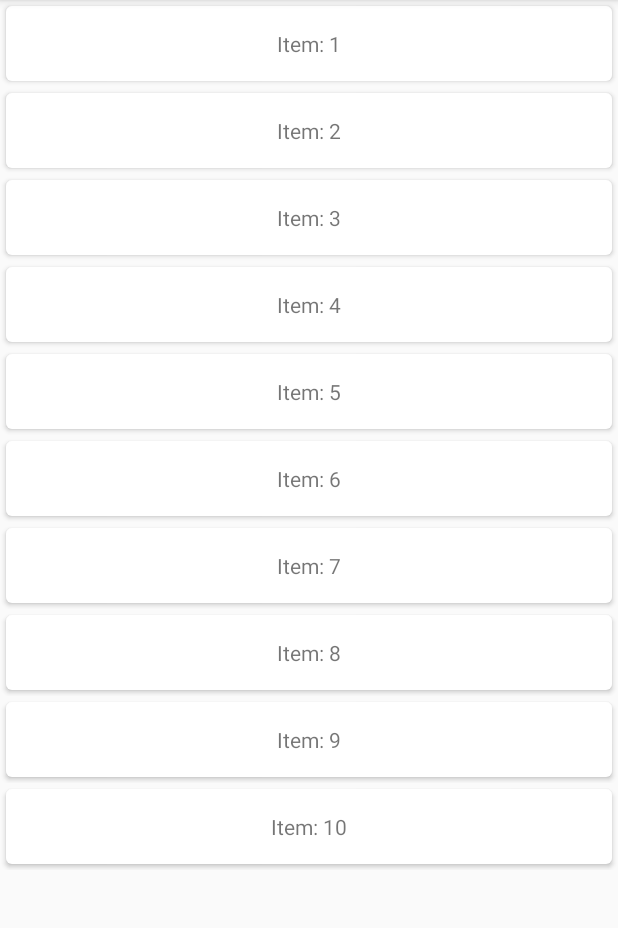
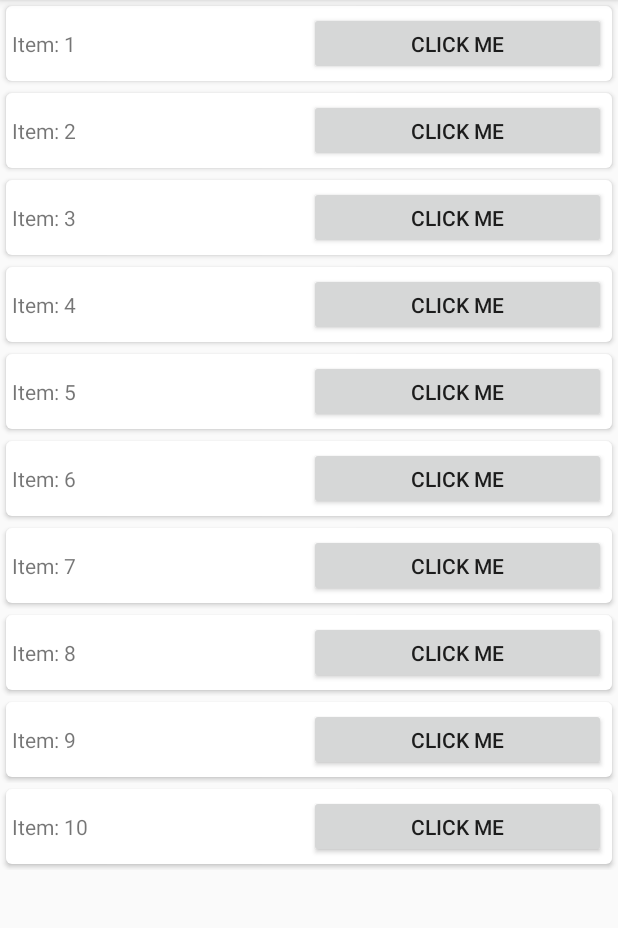
Before and after one commit to g0g0l/KotlinRecylerView, an Android app: the screen it shows after launch (MainActivity), on a phone screen of 412 x 824 dp, the part 84-1012 px from its top. Run offline under Robolectric (Android 15) with nearby library versions, the phone set to English and light mode, and no system bars.

Commit message:
Added button with callback

```diff
--- a/app/src/main/java/com/example/bibaswann/infinitescrolling/MainActivity.kt
+++ b/app/src/main/java/com/example/bibaswann/infinitescrolling/MainActivity.kt
@@ -8,6 +8,7 @@ import android.support.v7.widget.LinearLayoutManager
 import android.support.v7.widget.RecyclerView
 import android.view.View
 import android.widget.LinearLayout
+import android.widget.Toast
 import kotlinx.android.synthetic.main.activity_main.*
 import kotlinx.android.synthetic.main.content_main.*
 
@@ -26,8 +27,8 @@ class MainActivity : AppCompatActivity() {
         setContentView(R.layout.activity_main)
         setSupportActionBar(toolbar)
 
-        var mLayoutManager = LinearLayoutManager(this, LinearLayout.VERTICAL, false);
-        rvMain.layoutManager = mLayoutManager;
+        var mLayoutManager = LinearLayoutManager(this, LinearLayout.VERTICAL, false)
+        rvMain.layoutManager = mLayoutManager
 
 
         items = ArrayList<String>()
@@ -35,7 +36,13 @@ class MainActivity : AppCompatActivity() {
             items.add("Item: $i")
         }
 
-        adapter = RecyclerAdapter(items)
+        //This is how to implement anonymous class in Kotlin
+        adapter = RecyclerAdapter(items, object : RecyclerAdapter.MyOnClickListener {
+            override fun onClick(inputData: String) {
+                //this@MainActivity is equivalent to MainActivity.this in Java
+                Toast.makeText(this@MainActivity, "You clicked $inputData", Toast.LENGTH_LONG).show()
+            }
+        })
         rvMain.adapter = adapter
 
         rvMain.addOnScrollListener(object : RecyclerView.OnScrollListener() {
--- a/app/src/main/java/com/example/bibaswann/infinitescrolling/RecyclerAdapter.kt
+++ b/app/src/main/java/com/example/bibaswann/infinitescrolling/RecyclerAdapter.kt
@@ -4,9 +4,15 @@ import android.support.v7.widget.RecyclerView
 import android.view.LayoutInflater
 import android.view.View
 import android.view.ViewGroup
+import android.widget.Button
 import android.widget.TextView
 
-class RecyclerAdapter(val numberList: ArrayList<String>) : RecyclerView.Adapter<RecyclerAdapter.ViewHolder>() {
+//In Kotlin, we can directly create and assign variables in constructor
+class RecyclerAdapter(val numberList: ArrayList<String>, val myOnClickListener: MyOnClickListener) : RecyclerView.Adapter<RecyclerAdapter.ViewHolder>() {
+
+    interface MyOnClickListener {
+        fun onClick(inputData: String)
+    }
 
     override fun onCreateViewHolder(parent: ViewGroup, viewType: Int): RecyclerAdapter.ViewHolder {
         val v = LayoutInflater.from(parent.context).inflate(R.layout.adapter_view, parent, false)
@@ -14,7 +20,7 @@ class RecyclerAdapter(val numberList: ArrayList<String>) : RecyclerView.Adapter<
     }
 
     override fun onBindViewHolder(holder: RecyclerAdapter.ViewHolder, position: Int) {
-        holder.bindItems(numberList[position])
+        holder.bindItems(numberList[position], myOnClickListener)
     }
 
     override fun getItemCount(): Int {
@@ -23,9 +29,12 @@ class RecyclerAdapter(val numberList: ArrayList<String>) : RecyclerView.Adapter<
 
     class ViewHolder(itemView: View) : RecyclerView.ViewHolder(itemView) {
 
-        fun bindItems(string: String) {
+        fun bindItems(string: String, myOnClickListener: MyOnClickListener) {
             val tvSerial = itemView.findViewById(R.id.tvSerial) as TextView
+            val button = itemView.findViewById(R.id.button) as Button
             tvSerial.text = string
+
+            button.setOnClickListener { myOnClickListener.onClick(string) }
         }
     }
 }
--- a/app/src/main/res/layout/adapter_view.xml
+++ b/app/src/main/res/layout/adapter_view.xml
@@ -8,14 +8,22 @@
         android:layout_height="50dp"
         android:background="@drawable/adapter_background"
         android:layout_margin="@dimen/small_margin"
-        android:elevation="2dp"
-        android:gravity="center">
+        android:padding="@dimen/small_margin"
+        android:elevation="2dp">
 
         <TextView
             android:id="@+id/tvSerial"
-            android:layout_width="wrap_content"
+            android:layout_width="0dp"
+            android:layout_weight="1"
             android:layout_height="wrap_content"
             android:text="Item: 0" />
+
+        <Button
+            android:id="@+id/button"
+            android:layout_width="0dp"
+            android:layout_weight="1"
+            android:layout_height="wrap_content"
+            android:text="Click Me" />
     </LinearLayout>
 
 </LinearLayout>
```
